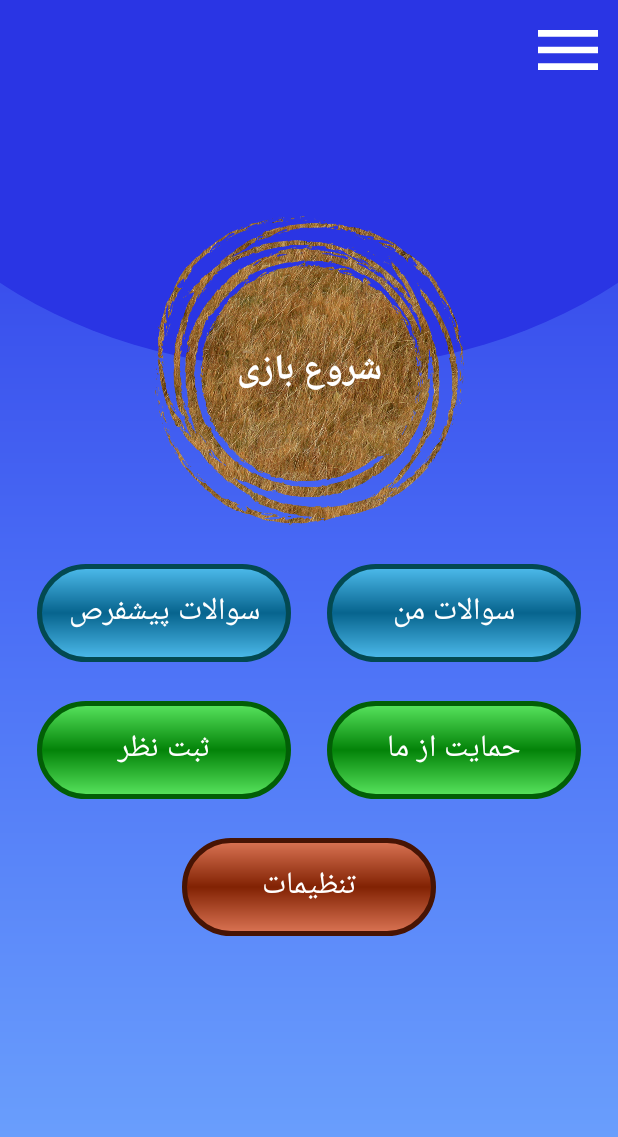
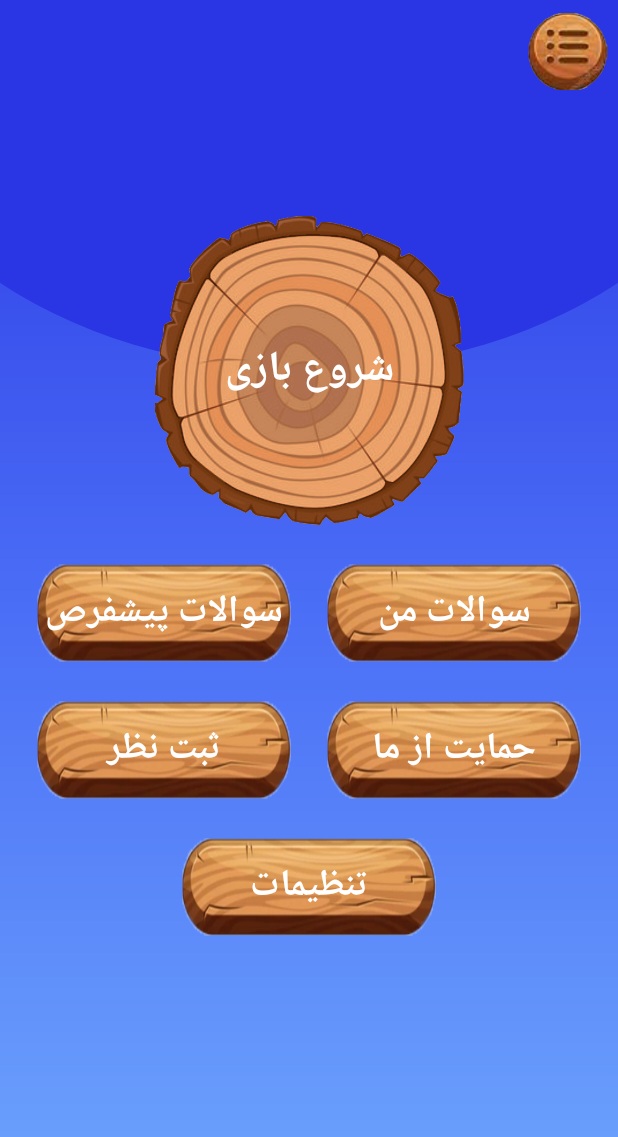
Before and after one commit to Android-sadjad/TruthOrDare, an Android app: the screen it shows after launch (MainActivity), on a phone screen of 412 x 824 dp. Shown: the top 1137 px of the screen. Run offline under Robolectric (Android 15) with nearby library versions, the phone set to English and light mode, and no system bars; our stand-ins replace sdp/ssp sizes; libraries missing offline, so code that uses them is left out: ir.tapsell.plus; 3 statements that could not run were skipped.

Commit message:
create new view for menu

```diff
--- a/app/src/main/res/layout/activity_main.xml
+++ b/app/src/main/res/layout/activity_main.xml
@@ -31,11 +31,13 @@
             android:layout_width="@dimen/_40sdp"
             android:layout_height="@dimen/_40sdp"
             android:layout_margin="@dimen/_5sdp"
-            android:background="@drawable/ic_menu"
+            android:background="@drawable/menubtn"
             android:elevation="@dimen/_100sdp"
             android:onClick="onClick"
             app:layout_constraintRight_toRightOf="parent"
             app:layout_constraintTop_toTopOf="parent" />
+
+
 
 
         <FrameLayout
@@ -61,7 +63,7 @@
             android:layout_width="@dimen/_150sdp"
             android:layout_height="@dimen/_150sdp"
             android:onClick="onClick"
-            android:background="@drawable/ic_start_gmme"
+            android:background="@drawable/tree_wood_btn"
             app:layout_constraintBottom_toBottomOf="@id/view_oval"
             app:layout_constraintLeft_toLeftOf="parent"
             app:layout_constraintRight_toRightOf="parent"
@@ -73,7 +75,7 @@
             android:gravity="center"
             android:text="@string/start_game"
             android:textColor="@color/white"
-            android:textSize="24sp"
+            android:textSize="28sp"
             android:textStyle="bold"
             app:layout_constraintBottom_toBottomOf="@id/tv_show_start_dialog"
             app:layout_constraintLeft_toLeftOf="@id/tv_show_start_dialog"
@@ -84,6 +86,7 @@
         <TextView
             android:id="@+id/tv_my_question"
             style="@style/tv_main_menu_style"
+            android:background="@drawable/oval_wood"
             android:layout_marginTop="@dimen/_20sdp"
             android:text="@string/my_questions"
             app:layout_constraintLeft_toRightOf="@id/tv_default_questions"
@@ -93,7 +96,7 @@
         <TextView
             android:id="@+id/tv_default_questions"
             style="@style/tv_main_menu_style"
-            android:background="@drawable/bg_btn_blue"
+            android:background="@drawable/oval_wood"
             android:text="@string/default_questions"
             app:layout_constraintBottom_toBottomOf="@id/tv_my_question"
             app:layout_constraintLeft_toLeftOf="parent"
@@ -104,7 +107,7 @@
             android:id="@+id/tv_hemayat"
             style="@style/tv_main_menu_style"
             android:layout_marginTop="@dimen/_20sdp"
-            android:background="@drawable/bg_btn_green"
+            android:background="@drawable/oval_wood"
             android:text="@string/support_from_us"
             app:layout_constraintLeft_toRightOf="@id/tv_comment"
             app:layout_constraintRight_toRightOf="parent"
@@ -113,7 +116,7 @@
         <TextView
             android:id="@+id/tv_comment"
             style="@style/tv_main_menu_style"
-            android:background="@drawable/bg_btn_green"
+            android:background="@drawable/oval_wood"
             android:text="@string/comment"
             app:layout_constraintLeft_toLeftOf="parent"
             app:layout_constraintRight_toLeftOf="@id/tv_hemayat"
@@ -126,7 +129,7 @@
             android:id="@+id/tv_setting"
             style="@style/tv_main_menu_style"
             android:layout_marginTop="@dimen/_20sdp"
-            android:background="@drawable/bg_btn_red"
+            android:background="@drawable/oval_wood"
             android:text="@string/setting"
             app:layout_constraintLeft_toLeftOf="parent"
             app:layout_constraintRight_toRightOf="parent"
--- a/app/src/main/res/values/styles.xml
+++ b/app/src/main/res/values/styles.xml
@@ -9,8 +9,9 @@
         <item name="android:background">@drawable/bg_btn_blue</item>
         <item name="android:gravity">center</item>
         <item name="android:textColor">#FFFFFF</item>
-        <item name="android:textSize">@dimen/_16sdp</item>
+        <item name="android:textSize">@dimen/_19sdp</item>
         <item name="android:onClick">onClick</item>
+        <item name="android:textStyle">bold</item>
 
 
     </style>
```
Also changed, not shown: app/src/main/res/drawable-v24/oval_wood.png (added), app/src/main/res/drawable-v24/tiup_btn.png (added), app/src/main/res/drawable-v24/tree_wood_btn.png (added), 1 other file.
